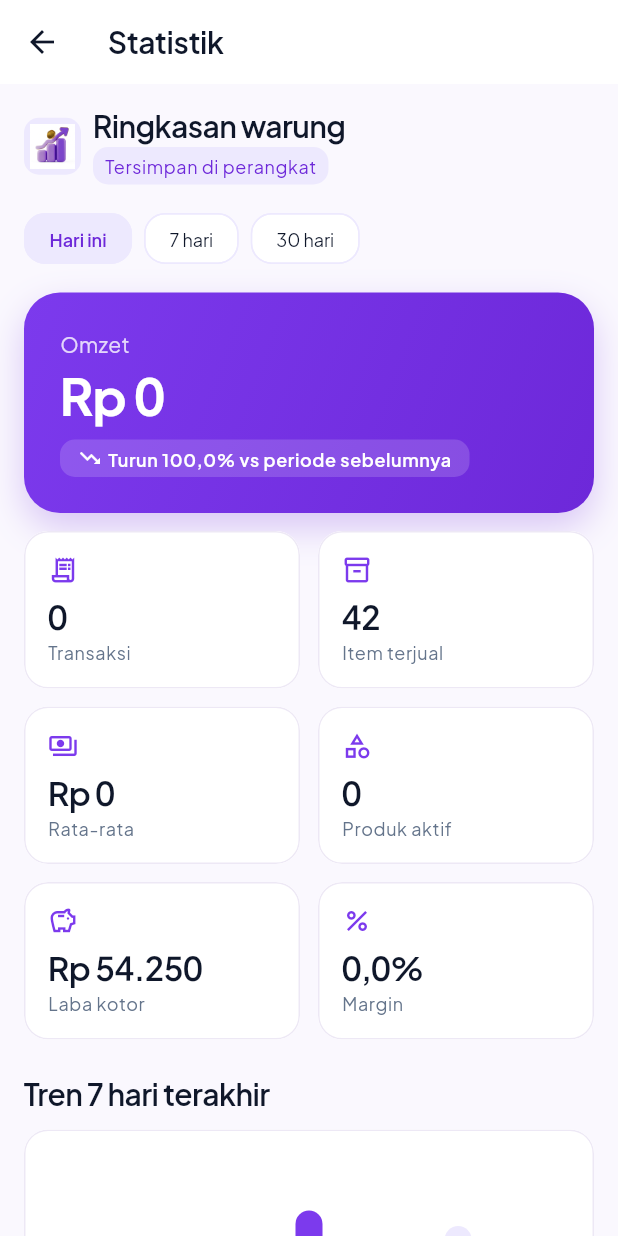
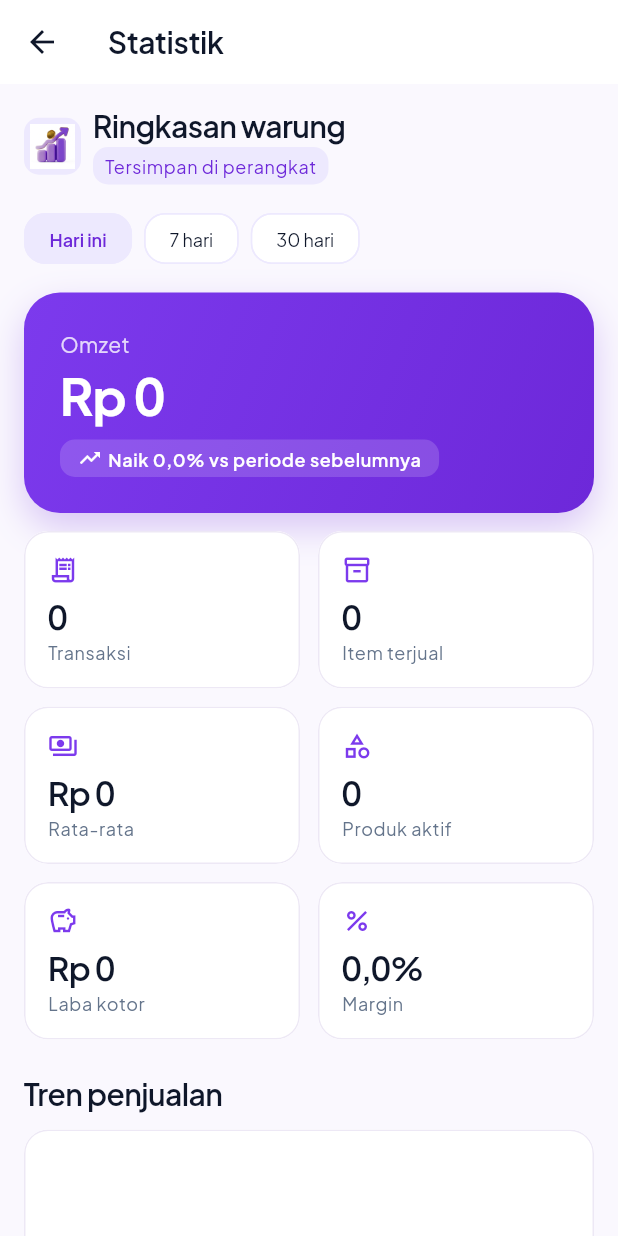
Before and after one commit to ZeaLIsHere/ryangunshop, a Flutter app: the StatisticsScreen screen opened by its route, on a phone screen of 412 x 824 dp. Run offline on Flutter 3.47's test engine with Material 3 defaults, Android fonts, the phone set to English and light mode, and no system bars; our stand-ins replace drift; accounts and stored records are empty; generated files the repository leaves out were written again.

Commit message:
Bersihkan data contoh dan jadikan seluruh modul dinamis
Aplikasi mulai dari 0 produk dan 0 transaksi dengan alur fullstack lokal.

```diff
--- a/mobile/lib/core/data/transaction_repository.dart
+++ b/mobile/lib/core/data/transaction_repository.dart
@@ -33,11 +33,31 @@ class DailySalesSummary {
   final int count;
 }
 
-class TransactionRepository {
-  const TransactionRepository(this.database);
+abstract interface class TransactionRepository {
+  factory TransactionRepository(AppDatabase database) =
+      DriftTransactionRepository;
+
+  Future<void> checkout({
+    required String transactionId,
+    required String paymentMethod,
+    required int totalAmount,
+    required List<CheckoutLine> lines,
+    int discountAmount = 0,
+    int? cashReceived,
+    int? changeAmount,
+  });
+
+  Future<List<TransactionRecord>> listRecent({int limit = 20});
+
+  Future<DailySalesSummary> summaryForDay(DateTime day);
+}
+
+class DriftTransactionRepository implements TransactionRepository {
+  const DriftTransactionRepository(this.database);
 
   final AppDatabase database;
 
+  @override
   Future<void> checkout({
     required String transactionId,
     required String paymentMethod,
@@ -58,6 +78,7 @@ class TransactionRepository {
     );
   }
 
+  @override
   Future<List<TransactionRecord>> listRecent({int limit = 20}) async {
     final query = database.select(database.transactions)
       ..orderBy([(row) => OrderingTerm.desc(row.createdAt)])
@@ -98,6 +119,7 @@ class TransactionRepository {
     }).toList();
   }
 
+  @override
   Future<DailySalesSummary> summaryForDay(DateTime day) async {
     final start = DateTime(day.year, day.month, day.day);
     final end = start.add(const Duration(days: 1));
--- a/mobile/lib/core/session/app_session.dart
+++ b/mobile/lib/core/session/app_session.dart
@@ -5,6 +5,9 @@ import 'package:flutter/widgets.dart';
 import '../data/app_database.dart';
 import '../data/cart_draft_repository.dart';
 import '../data/drift_product_repository.dart';
+import '../data/in_memory_product_repository.dart';
+import '../data/in_memory_transaction_repository.dart';
+import '../data/product_repository.dart';
 import '../data/transaction_repository.dart';
 import '../../features/checkout/model/cart_item.dart';
 import '../../features/checkout/view_model/cart_view_model.dart';
@@ -17,12 +20,14 @@ import 'user_role.dart';
 /// sumber yang sama.
 class AppSession extends ChangeNotifier {
   AppSession({this.database})
-    : cart = CartViewModel(withSampleItems: database == null),
-      _todayRevenue = database == null ? 1450000 : 0,
-      _todayTransactionCount = database == null ? 42 : 0,
-      _recentTransactions = database == null
-          ? List.of(_sampleTransactions)
-          : [] {
+    : _inMemoryProducts = InMemoryProductRepository([]),
+      cart = CartViewModel(withSampleItems: false),
+      _todayRevenue = 0,
+      _todayTransactionCount = 0,
+      _recentTransactions = [] {
+    _inMemoryTransactions = InMemoryTransactionRepository(
+      productRepository: _inMemoryProducts,
+    );
     if (database != null) {
       cart.addListener(_onCartChanged);
       unawaited(loadLocalCart());
@@ -30,43 +35,21 @@ class AppSession extends ChangeNotifier {
   }
 
   final AppDatabase? database;
+  final InMemoryProductRepository _inMemoryProducts;
+  late final InMemoryTransactionRepository _inMemoryTransactions;
   final CartViewModel cart;
-  DriftProductRepository? get productRepository =>
-      database == null ? null : DriftProductRepository(database!);
-  TransactionRepository? get transactionRepository =>
-      database == null ? null : TransactionRepository(database!);
+
+  ProductRepository get productRepository =>
+      database != null ? DriftProductRepository(database!) : _inMemoryProducts;
+
+  TransactionRepository get transactionRepository => database != null
+      ? TransactionRepository(database!)
+      : _inMemoryTransactions;
 
   UserRole _role = UserRole.owner;
 
   int _todayRevenue;
   int _todayTransactionCount;
-
-  static const _sampleTransactions = <CompletedTransaction>[
-    CompletedTransaction(
-      id: 'TRX-9481',
-      timeLabel: '13:42 WIB',
-      title: 'Minyak Goreng Bimoli 2L',
-      amount: 36500,
-      itemCount: 1,
-      paymentMethod: 'Tunai',
-    ),
-    CompletedTransaction(
-      id: 'TRX-9480',
-      timeLabel: '13:30 WIB',
-      title: 'Indomie Goreng Spesial (5 Pcs)',
-      amount: 15500,
-      itemCount: 5,
-      paymentMethod: 'QRIS',
-    ),
-    CompletedTransaction(
-      id: 'TRX-9479',
-      timeLabel: '13:18 WIB',
-      title: 'Teh Pucuk Harum Dingin 350ml (2)',
-      amount: 8000,
-      itemCount: 2,
-      paymentMethod: 'Tunai',
-    ),
-  ];
   final List<CompletedTransaction> _recentTransactions;
   bool _disposed = false;
   int _localLoadVersion = 0;
@@ -185,7 +168,6 @@ class AppSession extends ChangeNotifier {
   Future<void> loadLocalSummary() async {
     if (_disposed) return;
     final source = transactionRepository;
-    if (source == null) return;
     final version = ++_localLoadVersion;
     try {
       final today = await source.summaryForDay(DateTime.now());
--- a/mobile/lib/features/chatbot/view/chatbot_screen.dart
+++ b/mobile/lib/features/chatbot/view/chatbot_screen.dart
@@ -43,7 +43,7 @@ class _ChatbotScreenState extends State<ChatbotScreen> {
     List<CatalogProduct>? products;
     if (session?.productRepository != null) {
       try {
-        final records = await session!.productRepository!.listProducts();
+        final records = await session!.productRepository.listProducts();
         products = records.map(CatalogProduct.fromRecord).toList();
       } catch (_) {}
     }
--- a/mobile/lib/features/checkout/view_model/cart_view_model.dart
+++ b/mobile/lib/features/checkout/view_model/cart_view_model.dart
@@ -6,7 +6,7 @@ import '../model/cart_scenario.dart';
 
 /// ViewModel untuk mengelola keranjang transaksi kasir.
 class CartViewModel extends ChangeNotifier {
-  CartViewModel({bool withSampleItems = true})
+  CartViewModel({bool withSampleItems = false})
     : _items = withSampleItems ? List.of(_sampleItems) : <CartItem>[];
 
   static const _sampleItems = <CartItem>[
--- a/mobile/lib/features/floor_plan/view/fixture_product_sheet.dart
+++ b/mobile/lib/features/floor_plan/view/fixture_product_sheet.dart
@@ -41,7 +41,6 @@ class _FixtureProductSheetState extends State<FixtureProductSheet> {
 
   Future<void> _loadProducts() async {
     final repo = AppSessionScope.of(context).productRepository;
-    if (repo == null) return;
     try {
       final records = await repo.listProducts();
       if (!mounted) return;
--- a/mobile/lib/features/reports/view_model/reports_view_model.dart
+++ b/mobile/lib/features/reports/view_model/reports_view_model.dart
@@ -13,10 +13,12 @@ enum ReportsStatus { loading, ready, failure }
 class ReportsViewModel extends ChangeNotifier {
   ReportsViewModel({
     this.repository,
+    this.initialRecords,
     this.loadDelay = const Duration(milliseconds: 350),
   });
 
   db.TransactionRepository? repository;
+  final List<TransactionRecord>? initialRecords;
 
   /// Jeda tiruan agar state memuat terlihat dan dapat dicoba saat data contoh.
   final Duration loadDelay;
@@ -90,7 +92,7 @@ class ReportsViewModel extends ChangeNotifier {
 
     switch (_scenario) {
       case ReportScenario.withData:
-        _records = ReportsSample.records;
+        _records = initialRecords ?? ReportsSample.records;
         _status = ReportsStatus.ready;
       case ReportScenario.empty:
         _records = const <TransactionRecord>[];
--- a/mobile/lib/features/statistics/view/statistics_screen.dart
+++ b/mobile/lib/features/statistics/view/statistics_screen.dart
@@ -48,19 +48,47 @@ class _StatisticsScreenState extends State<StatisticsScreen> {
     final session = AppSessionScope.maybeOf(context);
     final isLocal = session?.productRepository != null;
 
-    var data = StatisticsSample.forPeriod(_period);
-    if (isLocal && _period == StatisticsPeriod.today && session != null) {
-      data = data.copyWith(
-        total: session.todayRevenue,
-        transactions: session.todayTransactionCount,
+    final StatisticsDataSet data;
+    if (session != null) {
+      final todayTotal = session.todayRevenue;
+      final todayCount = session.todayTransactionCount;
+      data = StatisticsDataSet(
+        total: todayTotal,
+        previousTotal: 0,
+        transactions: todayCount,
+        itemsSold: session.recentTransactions.fold<int>(
+          0,
+          (sum, tx) => sum + tx.itemCount,
+        ),
+        grossProfit: (todayTotal * 0.2).round(),
+        payments: [PaymentSlice(label: 'Tunai', total: todayTotal)],
+        peakTitle: 'Waktu transaksi terbanyak',
+        peakHours: const [
+          HourBucket(label: 'Pagi', transactions: 0),
+          HourBucket(label: 'Siang', transactions: 0),
+          HourBucket(label: 'Sore', transactions: 0),
+          HourBucket(label: 'Malam', transactions: 0),
+        ],
+        trendTitle: 'Tren penjualan',
+        trend: [
+          const SalesPoint(label: 'Sen', total: 0),
+          const SalesPoint(label: 'Sel', total: 0),
+          const SalesPoint(label: 'Rab', total: 0),
+          const SalesPoint(label: 'Kam', total: 0),
+          const SalesPoint(label: 'Jum', total: 0),
+          const SalesPoint(label: 'Sab', total: 0),
+          SalesPoint(label: 'Hari ini', total: todayTotal),
+        ],
+        topProducts: const [],
+        slowMoving: const [],
       );
+    } else {
+      data = StatisticsSample.forPeriod(_period);
     }
 
-    final products = (_localProducts != null && _localProducts!.isNotEmpty)
-        ? _localProducts!
-        : (isLocal && _localProducts != null
-              ? <CatalogProduct>[]
-              : CatalogSample.products);
+    final products = session != null
+        ? (_localProducts ?? const <CatalogProduct>[])
+        : CatalogSample.products;
 
     final lowStock = products
         .where((p) => p.stockStatus == ProductStockStatus.low)
@@ -156,6 +184,17 @@ class _StatisticsScreenState extends State<StatisticsScreen> {
               AppCard(
                 child: Column(
                   children: [
+                    if (data.topProducts.isEmpty)
+                      const Padding(
+                        padding: EdgeInsets.all(AppSpacing.md),
+                        child: Center(
+                          child: Text(
+                            'Belum ada data transaksi produk',
+                            style: TextStyle(color: AppColors.muted),
+                          ),
+                        ),
+                      )
+                    else
                       for (var i = 0; i < data.topProducts.length; i++)
                         _ProductRow(
                           rank: i + 1,
@@ -168,10 +207,36 @@ class _StatisticsScreenState extends State<StatisticsScreen> {
               const SizedBox(height: AppSpacing.lg),
               _SectionTitle(text: 'Produk lambat laku'),
               const SizedBox(height: AppSpacing.sm),
+              if (data.slowMoving.isEmpty)
+                const AppCard(
+                  child: Padding(
+                    padding: EdgeInsets.all(AppSpacing.md),
+                    child: Center(
+                      child: Text(
+                        'Belum ada data produk lambat laku',
+                        style: TextStyle(color: AppColors.muted),
+                      ),
+                    ),
+                  ),
+                )
+              else
                 _SlowMoving(products: data.slowMoving),
               const SizedBox(height: AppSpacing.lg),
               _SectionTitle(text: 'Margin produk'),
               const SizedBox(height: AppSpacing.sm),
+              if (marginProducts.isEmpty)
+                const AppCard(
+                  child: Padding(
+                    padding: EdgeInsets.all(AppSpacing.md),
+                    child: Center(
+                      child: Text(
+                        'Belum ada produk dengan harga modal',
+                        style: TextStyle(color: AppColors.muted),
+                      ),
+                    ),
+                  ),
+                )
+              else
                 _MarginList(products: marginProducts.take(4).toList()),
               const SizedBox(height: AppSpacing.lg),
               _SectionTitle(text: 'Stok'),
@@ -466,12 +531,17 @@ class _PaymentSplit extends StatelessWidget {
             borderRadius: AppRadius.fixtureBorder,
             child: SizedBox(
               height: 12,
-              child: Row(
+              child: total == 0
+                  ? Container(color: AppColors.primaryLight)
+                  : Row(
                       children: [
                         for (var i = 0; i < slices.length; i++)
+                          if (slices[i].total > 0)
                             Expanded(
                               flex: slices[i].total,
-                      child: ColoredBox(color: colors[i % colors.length]),
+                              child: ColoredBox(
+                                color: colors[i % colors.length],
+                              ),
                             ),
                       ],
                     ),
```
Also changed, not shown: mobile/lib/core/data/in_memory_transaction_repository.dart (added, +73 -0 lines), mobile/lib/features/catalog/view/product_catalog.dart (+0 -16 lines), mobile/lib/features/catalog/view_model/catalog_view_model.dart (+15 -6 lines), mobile/lib/features/checkout/view/cart_checkout_screen.dart (+3 -4 lines), mobile/lib/features/dashboard/view/dashboard_screen.dart (+4 -31 lines), mobile/lib/features/scanner/view/product_scanner_screen.dart (+31 -8 lines), mobile/lib/features/scanner/view_model/scanner_view_model.dart (+7 -5 lines), 5 other files. Lines whose indentation alone changed are shown as unchanged.
